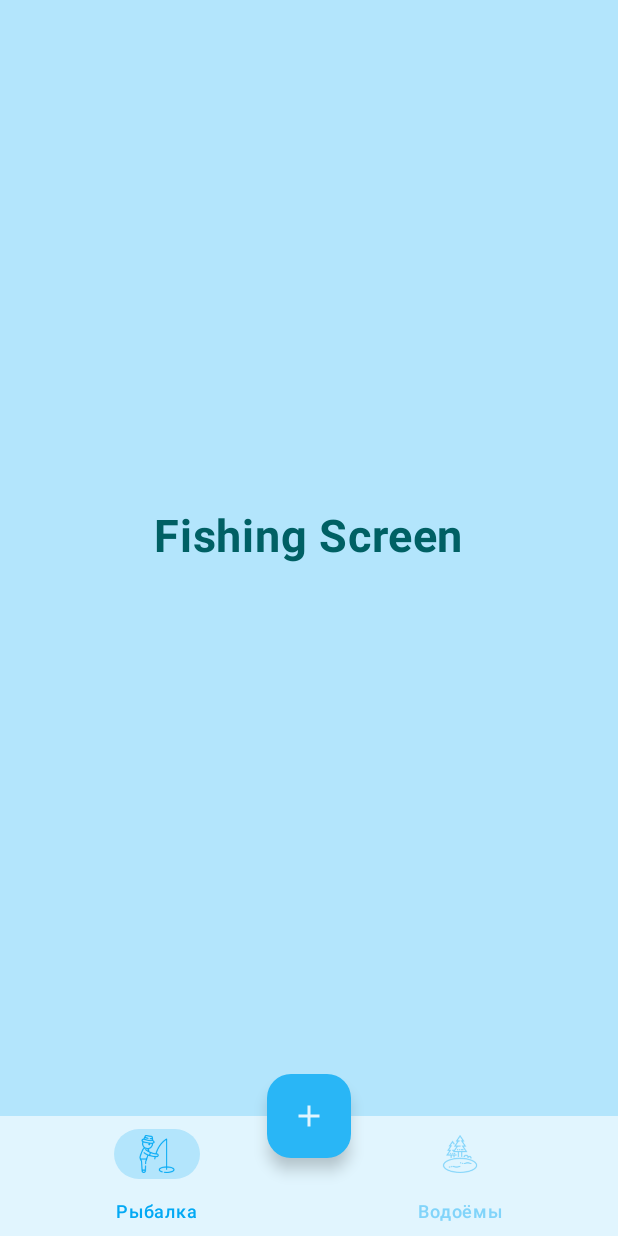
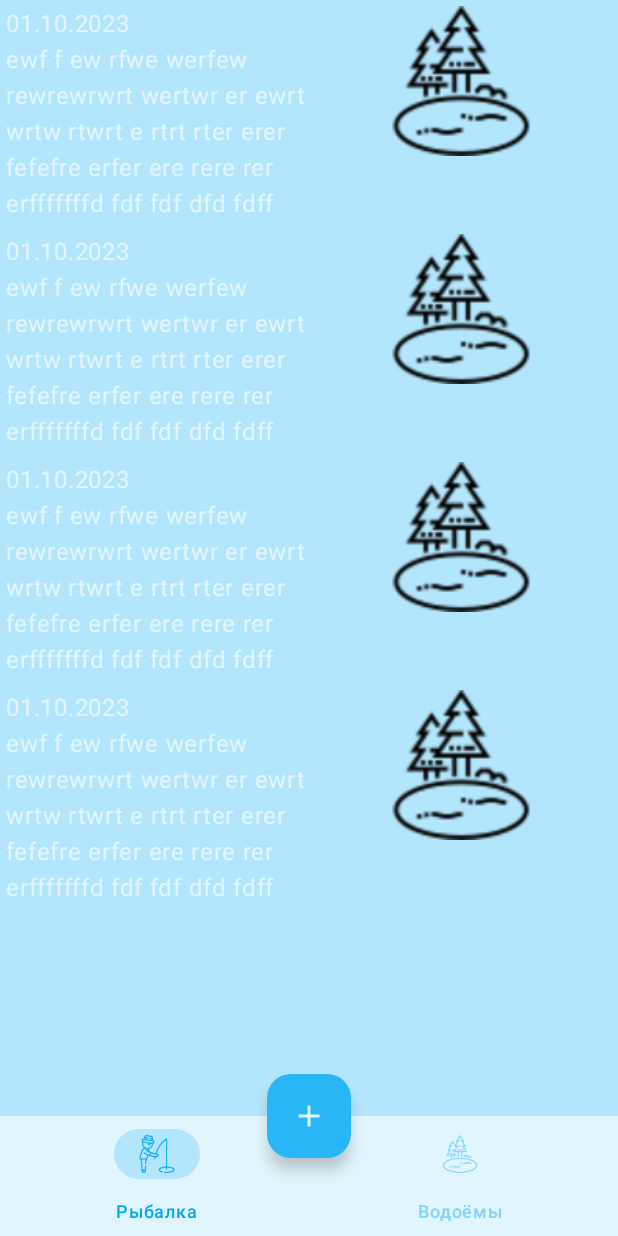
Before and after one commit to YurijM/FishermanNotes, an Android app built with Jetpack Compose: the screen it shows after launch (MainActivity), on a phone screen of 412 x 824 dp. Run offline under Robolectric (Android 15) with nearby library versions, the phone set to English and light mode, and no system bars; our stand-ins replace Dagger/Hilt's generated code, constraintlayout-compose.

Commit message:
Начало разработки формы элемента списка рыбалок (FishingItemScreen)

```diff
--- /dev/null
+++ b/app/src/main/java/com/mu/fishermannotes/screens/fishing/FishingItemScreen.kt
@@ -0,0 +1,56 @@
+package com.mu.fishermannotes.screens.fishing
+
+import androidx.compose.foundation.Image
+import androidx.compose.foundation.layout.Box
+import androidx.compose.foundation.layout.Column
+import androidx.compose.foundation.layout.Row
+import androidx.compose.foundation.layout.fillMaxWidth
+import androidx.compose.foundation.layout.padding
+import androidx.compose.foundation.layout.size
+import androidx.compose.material3.Text
+import androidx.compose.runtime.Composable
+import androidx.compose.ui.Alignment
+import androidx.compose.ui.Modifier
+import androidx.compose.ui.layout.ContentScale
+import androidx.compose.ui.res.painterResource
+import androidx.compose.ui.tooling.preview.Preview
+import androidx.compose.ui.unit.dp
+import com.mu.fishermannotes.R
+
+@Preview(showBackground = true)
+@Composable
+fun FishingItemScreen() {
+    Row(
+        modifier = Modifier
+            .fillMaxWidth()
+            .padding(4.dp)
+    ) {
+        Column(
+            modifier = Modifier.fillMaxWidth(.5f)
+        ) {
+            Text(
+                text = "01.10.2023"
+            )
+            Text(
+                text = "ewf f ew rfwe werfew rewrewrwrt wert" +
+                        "wr er ewrt wrtw rtwrt e rtrt rter erer fefefre erfer ere rere rer er" +
+                        "fffffffd fdf fdf dfd fdff",
+                //maxLines = 5,
+                //overflow = TextOverflow.Ellipsis
+
+            )
+        }
+        Box(
+            modifier = Modifier.fillMaxWidth(),
+            contentAlignment = Alignment.Center
+        ) {
+            Image(
+                modifier = Modifier.size(100.dp),
+                painter = painterResource(id = R.drawable.ic_location),
+                contentDescription = "fishman",
+                contentScale = ContentScale.Fit
+            )
+        }
+    }
+
+}
--- a/app/src/main/java/com/mu/fishermannotes/screens/fishing/FishingListScreen.kt
+++ b/app/src/main/java/com/mu/fishermannotes/screens/fishing/FishingListScreen.kt
@@ -2,18 +2,14 @@ package com.mu.fishermannotes.screens.fishing
 
 import androidx.compose.foundation.layout.fillMaxSize
 import androidx.compose.foundation.layout.padding
-import androidx.compose.foundation.layout.wrapContentSize
-import androidx.compose.material3.Text
+import androidx.compose.foundation.lazy.LazyColumn
 import androidx.compose.runtime.Composable
 import androidx.compose.ui.Modifier
-import androidx.compose.ui.text.font.FontWeight
 import androidx.compose.ui.unit.Dp
-import androidx.compose.ui.unit.sp
-import com.mu.fishermannotes.ui.theme.lightBlue900
 
 @Composable
 fun FishingListScreen(paddingBottom: Dp) {
-    Text(
+    /*Text(
         modifier = Modifier
             .fillMaxSize()
             .padding(bottom = paddingBottom)
@@ -22,5 +18,14 @@ fun FishingListScreen(paddingBottom: Dp) {
         fontWeight = FontWeight.Bold,
         fontSize = 30.sp,
         color = lightBlue900
-    )
+    )*/
+    LazyColumn(
+        modifier = Modifier
+            .fillMaxSize()
+            .padding(bottom = paddingBottom)
+    ) {
+        items(4) {
+            FishingItemScreen()
+        }
+    }
 }
```
Also changed, not shown: app/src/main/res/drawable/full.png (added).
